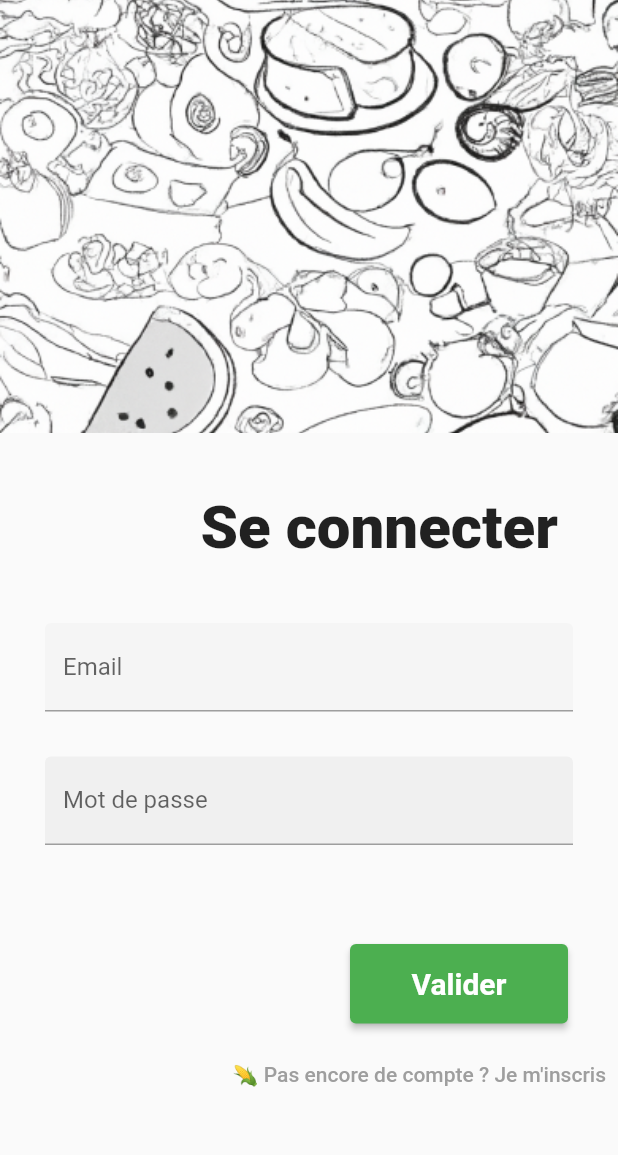
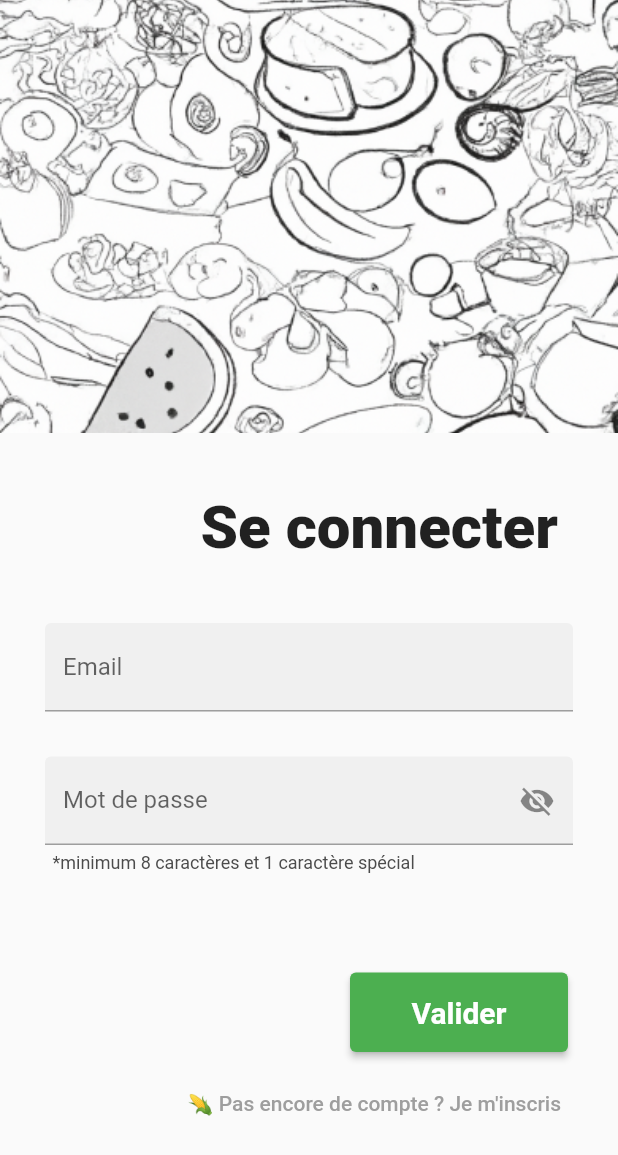
Before and after one commit to Harold-Gang/studeat, a Flutter app: the screen it shows after launch, on a phone screen of 412 x 824 dp. Shown: the top 1155 px of the screen. Run offline on Flutter 3.47's test engine with Material 2 defaults, Android fonts, the light colour scheme and no system bars; our stand-ins replace firebase_auth, firebase_core; accounts and stored records are empty.

Commit message:
UPDATE login fields and style

```diff
--- a/lib/pages/login_register_page.dart
+++ b/lib/pages/login_register_page.dart
@@ -72,7 +72,7 @@ class _LoginPageState extends State<LoginPage> {
                       controller: _controllerEmail,
                       decoration: const InputDecoration(
                         filled: true,
-                        fillColor: Color(0xfff5f5f5),
+                        fillColor: Color.fromARGB(255, 240, 240, 240),
                         labelText: "Email",
                         enabledBorder: UnderlineInputBorder(
                           borderSide: BorderSide(color: Colors.grey)
@@ -81,18 +81,33 @@ class _LoginPageState extends State<LoginPage> {
                     ),
                     Container(
                       margin: const EdgeInsets.only(top: 30),
-                      child: TextField(
+                      child: TextFormField(
                         controller: _controllerPassword,
                         obscureText: passwordVisible,
-                        decoration: const InputDecoration(
+                        decoration: InputDecoration(
                           filled: true,
-                          fillColor: Color.fromARGB(255, 240, 240, 240),
+                          fillColor: const Color.fromARGB(255, 240, 240, 240),
                           labelText: "Mot de passe",
-                          enabledBorder: UnderlineInputBorder(
+                          enabledBorder: const UnderlineInputBorder(
                             borderSide: BorderSide(color: Colors.grey)
+                          ),
+                          suffixIcon: IconButton(
+                            onPressed: () {
+                              setState(() {
+                                passwordVisible = !passwordVisible;
+                              });
+                            },
+                            icon: Icon(passwordVisible ? Icons.visibility_off : Icons.visibility)
                           )
                         ),
                       ),
+                    ),
+                    Container(
+                      margin: const EdgeInsets.only(top: 5, left: 5),
+                      child: const Align(
+                        alignment: Alignment.centerLeft,
+                        child: Text('*minimum 8 caractères et 1 caractère spécial', style: TextStyle(color: Color.fromARGB(255, 75, 75, 75), fontSize: 12),)
+                      )
                     ),
                     Text(errorMessage == '' ? '' : 'Humm ? $errorMessage'),
                   ],
@@ -104,12 +119,12 @@ class _LoginPageState extends State<LoginPage> {
                   onPressed: isLogin ? signInWithEmailAndPassword : createUserWithEmailAndPassword,
                   child: Padding(
                     padding: const EdgeInsets.symmetric(horizontal: 25, vertical: 15),
-                    child: Text(isLogin ? 'Valider' : 'Register', style: const TextStyle(fontSize: 20, fontWeight: FontWeight.bold),),
+                    child: Text(isLogin ? 'Valider' : 'Valider', style: const TextStyle(fontSize: 20, fontWeight: FontWeight.bold),),
                   ),
                 ),
               ),
               Container(
-                margin: const EdgeInsets.only(top: 10),
+                margin: const EdgeInsets.only(top: 10, right: 30),
                 child:
                   TextButton(
                     onPressed: () {
```
